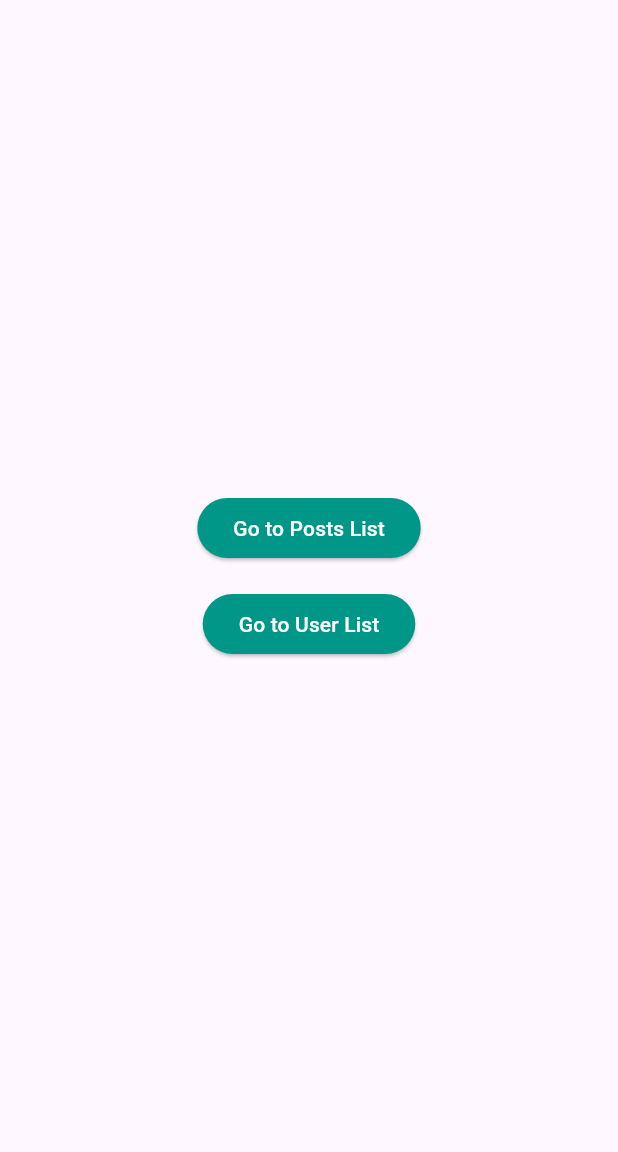
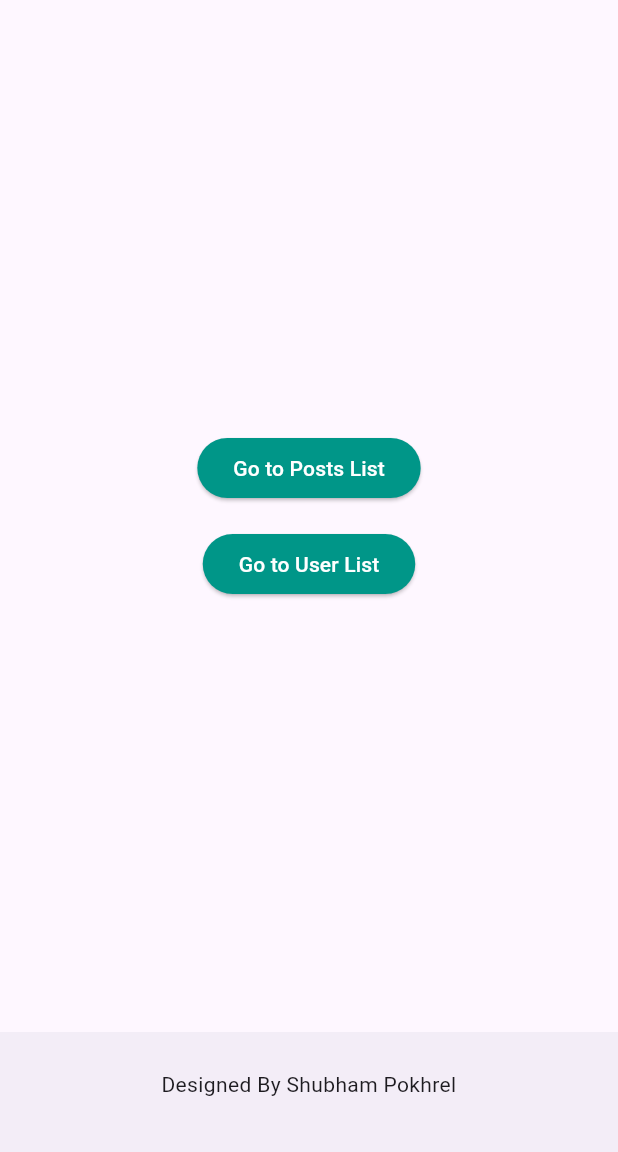
Before and after one commit to shubham-pokhrel/flutter-task, a Flutter app: the screen it shows after launch, on a phone screen of 412 x 824 dp, the part 84-1236 px from its top. Run offline on Flutter 3.47's test engine with Material 3 defaults, Android fonts, the phone set to English and light mode, and no system bars.

Commit message:
enhanced design homescreen

```diff
--- a/lib/main.dart
+++ b/lib/main.dart
@@ -19,6 +19,7 @@ class MyApp extends StatelessWidget {
   @override
   Widget build(BuildContext context) {
     return MaterialApp(
+      debugShowCheckedModeBanner: false,
       title: 'My Post Viewer',
       theme: ThemeData(
         primarySwatch: Colors.teal,
--- a/lib/screens/home_screen.dart
+++ b/lib/screens/home_screen.dart
@@ -47,10 +47,18 @@ class HomeScreen extends StatelessWidget {
                 ),
                 child: Text('Go to User List'),
               ),
+
             ],
+
           ),
         ),
       ),
+      bottomNavigationBar: BottomAppBar(
+          child: Container(
+            height: 50,
+            padding: EdgeInsets.all(13.0),
+            child: Text('Designed By Shubham Pokhrel', textAlign: TextAlign.center),),
+        ),
     );
   }
 }
```
